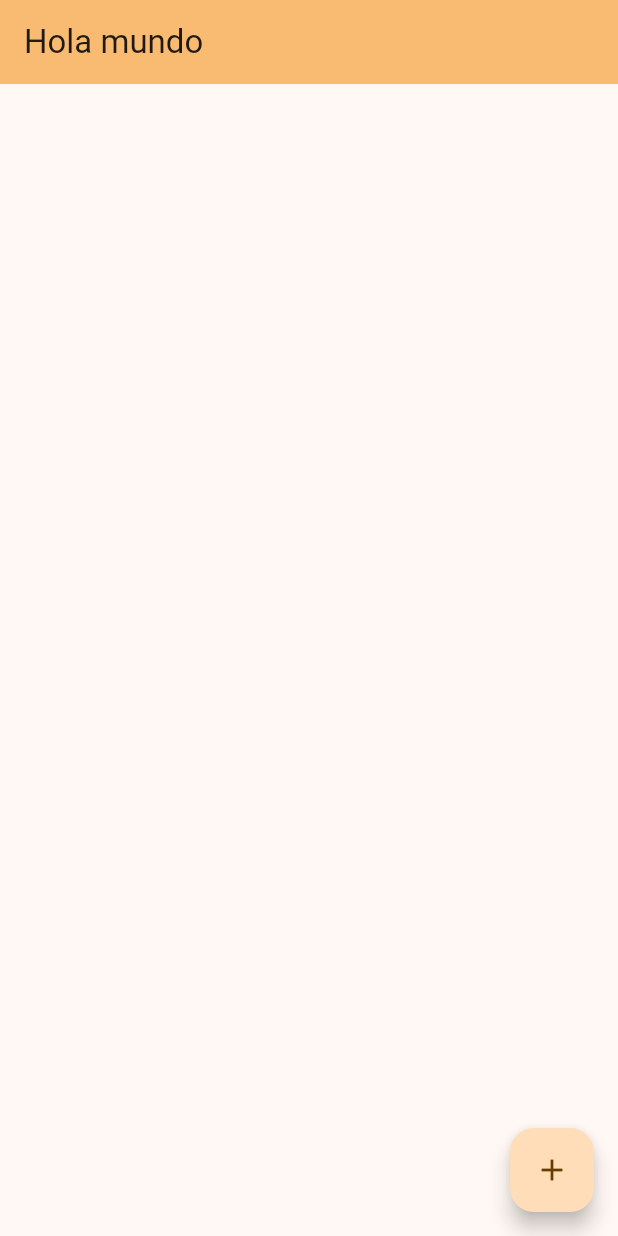
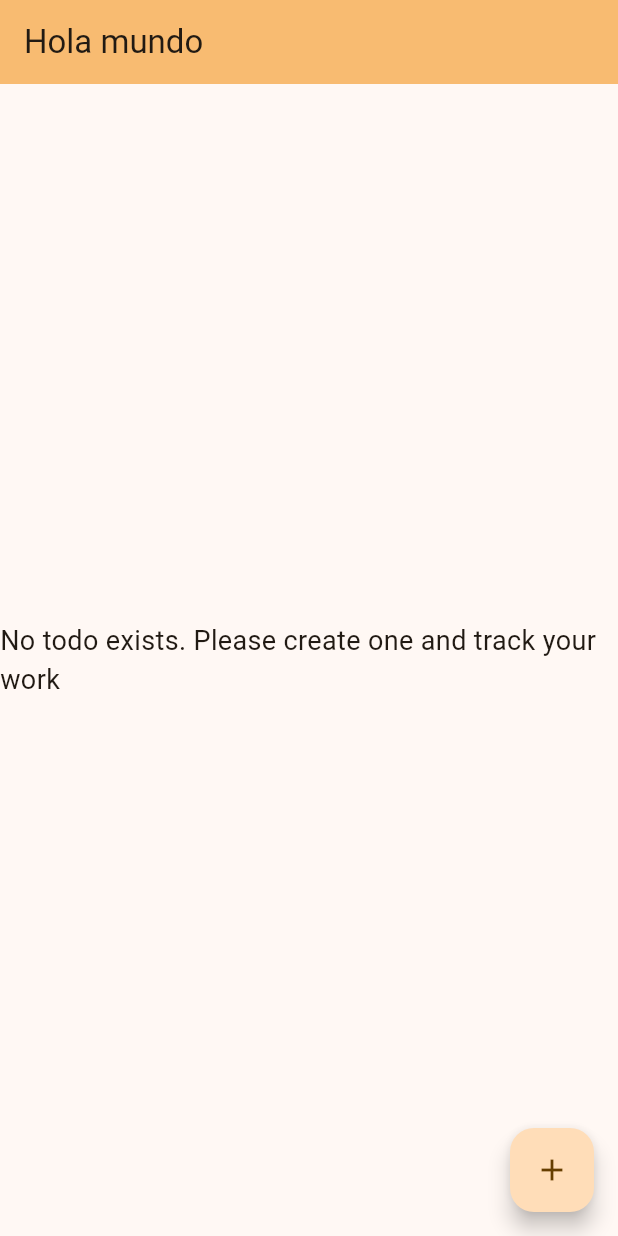
Before and after one commit to Wilord20/TODO_appFlutter, a Flutter app: the screen it shows after launch, on a phone screen of 412 x 824 dp. Run offline on Flutter 3.47's test engine with Material 3 defaults, Android fonts, the phone set to English and light mode, and no system bars.

Commit message:
Funcion de eliminar items y mensaje en caso de no contar con items

```diff
--- a/lib/main.dart
+++ b/lib/main.dart
@@ -14,18 +14,19 @@ class TodoApp extends StatelessWidget {
       title: 'Flutter Demo',
       theme: ThemeData(
         colorScheme: ColorScheme.fromSeed(
-          seedColor: const Color.fromARGB(255, 180, 120, 37),
+          seedColor: const Color.fromARGB(255, 180, 120, 37)
         ),
       ),
-      home: const TodoList(title: 'Hola mundo'),
+      home: const TodoList(title: 'Hola mundo', message: Text('Hola', style: TextStyle(fontSize: 15, color: Colors.black)),)
     );
   }
 }
 
 class TodoList extends StatefulWidget {
-  const TodoList({super.key, required this.title});
+  const TodoList({super.key, required this.title, required this.message});
 
   final String title;
+  final Text message;
 
   @override
   State<TodoList> createState() => _TodoListState();
@@ -79,9 +80,16 @@ class _TodoListState extends State<TodoList> {
 
   void _addTodoItem(String name) {
     setState(() {
-      _todos.add(Todo(name: name, completed: false));
+      DateTime now = DateTime.now();
+      _todos.add(Todo(id: now, name: name, completed: false));
     });
     _textFieldController.clear();
+  }
+
+  void _deleteTodo(Todo todo) {
+    setState(() {
+      _todos.removeWhere((item) => item.id == todo.id);
+    });
   }
 
   void _handleTodoChange(Todo todo) {
@@ -97,15 +105,21 @@ class _TodoListState extends State<TodoList> {
         backgroundColor: Theme.of(context).colorScheme.inversePrimary,
         title: Text(widget.title),
       ),
-      body: ListView(
+      body: _todos.isEmpty
+      ? Center(child: Text('No todo exists. Please create one and track your work', style: TextStyle(fontSize: 18)))
+      : ListView(
         padding: const EdgeInsets.symmetric(vertical: 8.0),
         children: _todos.map((Todo todo) {
-          return TodoItem(todo: todo, onTodoChanged: _handleTodoChange);
+          return TodoItem(
+            todo: todo,
+            onTodoChanged: _handleTodoChange,
+            removeTodo: _deleteTodo,
+          );
         }).toList(),
       ),
       floatingActionButton: FloatingActionButton(
         onPressed: () => _displayDialog(),
-        tooltip: 'Add a Todo',
+        tooltip: 'Agregar una tarea',
         child: const Icon(Icons.add),
       ), // This trailing comma makes auto-formatting nicer for build methods.
     );
@@ -113,17 +127,22 @@ class _TodoListState extends State<TodoList> {
 }
 
 class Todo {
-  Todo({required this.name, required this.completed});
+  Todo({required this.id, required this.name, required this.completed});
+  DateTime id;
   String name;
   bool completed;
 }
 
 class TodoItem extends StatelessWidget {
-  TodoItem({required this.todo, required this.onTodoChanged})
-    : super(key: ObjectKey(todo));
+  TodoItem({
+    required this.todo,
+    required this.onTodoChanged,
+    required this.removeTodo,
+  }) : super(key: ObjectKey(todo));
 
   final void Function(Todo todo) onTodoChanged;
   final Todo todo;
+  final void Function(Todo todo) removeTodo;
 
   TextStyle? _getTextStyle(bool checked) {
     if (!checked) return null;
@@ -141,8 +160,8 @@ class TodoItem extends StatelessWidget {
         onTodoChanged(todo);
       },
       leading: Checkbox(
-        checkColor: Colors.greenAccent,
-        activeColor: Colors.red,
+        checkColor: const Color.fromARGB(255, 0, 0, 0),
+        activeColor: const Color.fromARGB(255, 85, 84, 84),
         value: todo.completed,
         onChanged: (value) {
           onTodoChanged(todo);
@@ -157,7 +176,7 @@ class TodoItem extends StatelessWidget {
             iconSize: 30,
             icon: const Icon(Icons.delete, color: Colors.red),
             alignment: Alignment.centerRight,
-            onPressed: () {},
+            onPressed: () { removeTodo(todo); },
           ),
         ],
       ),
```
